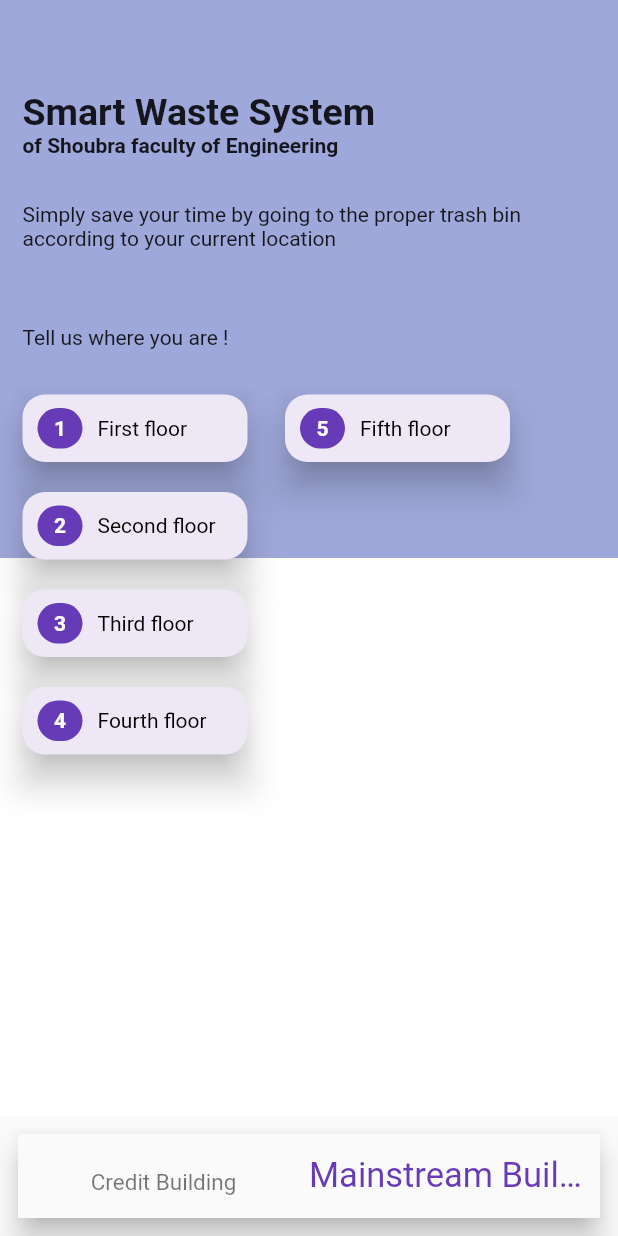
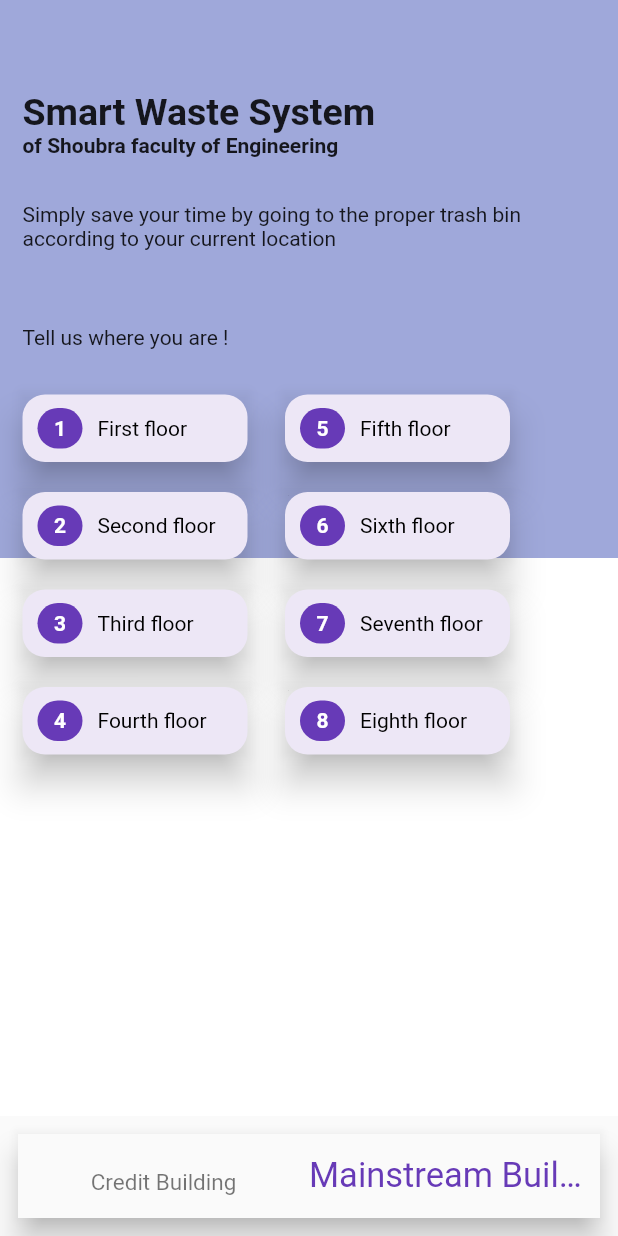
Before and after one commit to MooShaaban/flutter_course, a Flutter app: the screen it shows after launch, item 2 of the bottom bar chosen, on a phone screen of 412 x 824 dp. Run offline on Flutter 3.47's test engine with Material 2 defaults, Android fonts, the phone set to English and light mode, and no system bars; our stand-ins replace sqflite; accounts and stored records are empty.

Commit message:
PC commit

```diff
--- a/lib/modules/mainstream_building.dart
+++ b/lib/modules/mainstream_building.dart
@@ -61,7 +61,6 @@ class MainStreamBuilding extends StatelessWidget {
               ),
               const SizedBox(height: 30.0,),
               Row(
-                crossAxisAlignment: CrossAxisAlignment.start,
                 children: [
                   Column(
                     children: [
@@ -76,10 +75,14 @@ class MainStreamBuilding extends StatelessWidget {
                   ),
                   SizedBox(width: 25.0,),
                   Column(
-
                     children: [
                       buildFloorItem(floorNumber: 5, floorName: 'Fifth floor',onTap: (){}),
-
+                      SizedBox(height: 20.0,),
+                      buildFloorItem(floorNumber: 6, floorName: 'Sixth floor',onTap: (){}),
+                      SizedBox(height: 20.0,),
+                      buildFloorItem(floorNumber: 7, floorName: 'Seventh floor',onTap: (){}),
+                      SizedBox(height: 20.0,),
+                      buildFloorItem(floorNumber: 8, floorName: 'Eighth floor',onTap: (){}),
                     ],
                   ),
                 ],
```
Also changed, not shown: lib/modules/credit_building.dart (+1 -6 lines).
